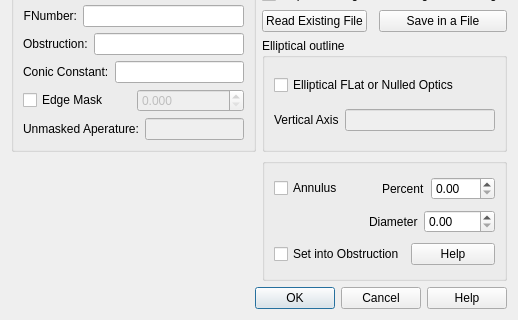
Qt form mirrordlg.ui (githubdoe/DFTFringe) before a commit; both pictures show x 0 to 518 and y 145 to 465 of the 518 by 465 pixel window.
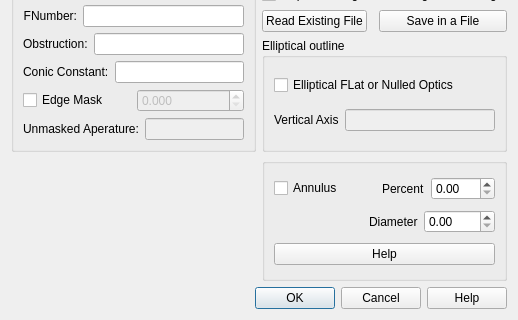
The same form after that commit.

What changed in the file:
```diff
--- a/mirrordlg.ui
+++ b/mirrordlg.ui
@@ -367,16 +367,6 @@
       </item>
       <item>
        <layout class="QHBoxLayout" name="horizontalLayout_13">
-        <item>
-         <widget class="QCheckBox" name="annulusetToObs">
-          <property name="toolTip">
-           <string>&lt;html&gt;&lt;head/&gt;&lt;body&gt;&lt;p&gt;Set hole diameter to  mirror obstruction value.&lt;/p&gt;&lt;/body&gt;&lt;/html&gt;</string>
-          </property>
-          <property name="text">
-           <string>Set into Obstruction</string>
-          </property>
-         </widget>
-        </item>
         <item>
          <widget class="QPushButton" name="annulusHelp">
           <property name="text">
```
Left out of the diff: 216 changed lines with no effect on the pictures.
